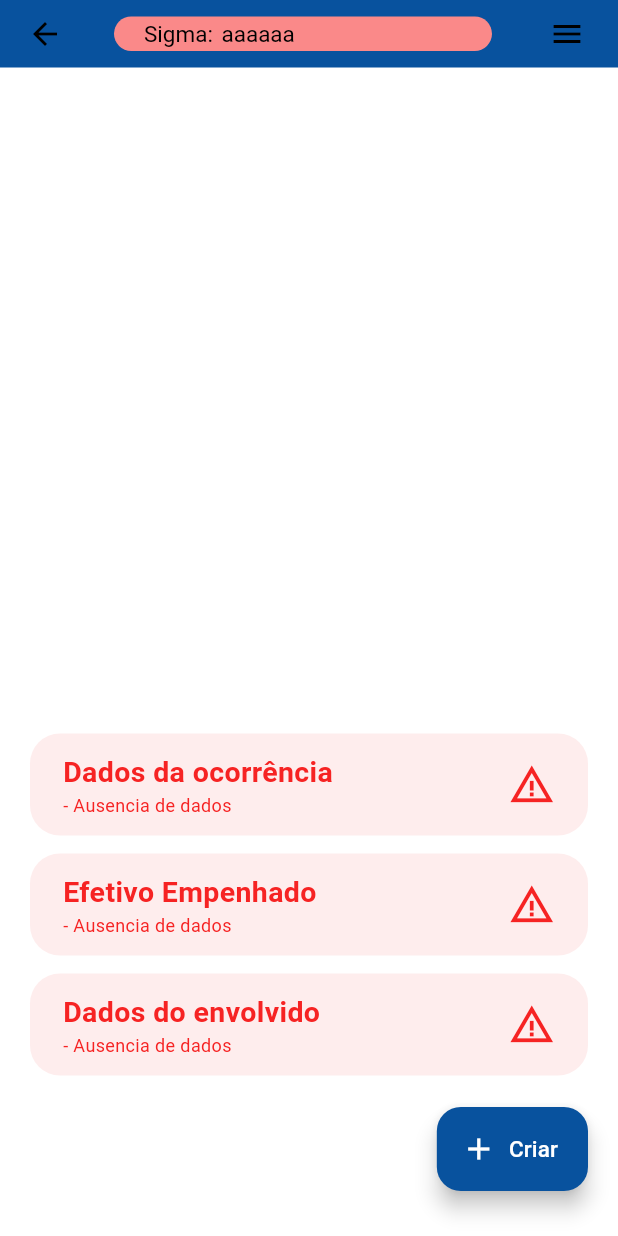
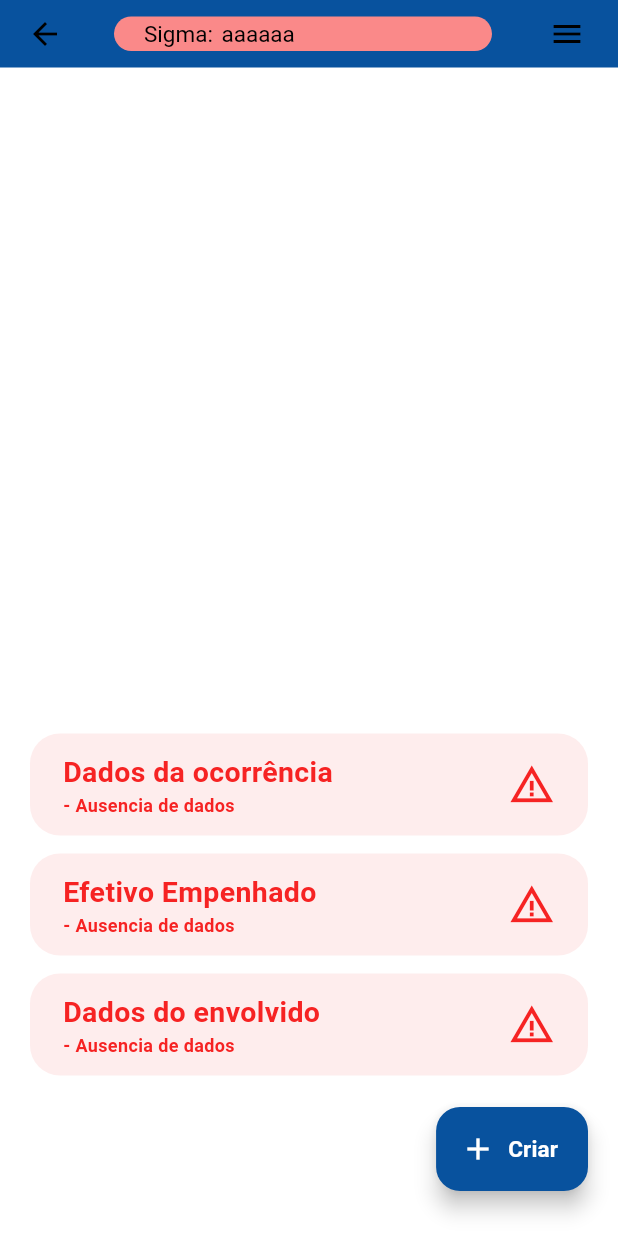
Before and after one commit to Leonel-Santos1/PDM_Projetct, a Flutter app: the BOPage screen opened by its route, on a phone screen of 412 x 824 dp. Run offline on Flutter 3.47's test engine with Material 3 defaults, Android fonts, the phone set to English and light mode, and no system bars; our stand-ins replace google_fonts; Roboto replaces fonts that are missing (Plus Jakarta Sans); project files that could hold a hidden picture were left out.

Commit message:
Organização das pastas e criação do widget AppText

```diff
--- a/lib/pages/BOPage.dart
+++ b/lib/module/bopm/page/BOPage.dart
@@ -1,7 +1,8 @@
 import 'package:flutter/material.dart';
-import 'package:pdm_pm/widgets/app/AppBar.dart';
-import 'package:pdm_pm/widgets/app/AppBarForm.dart';
-import 'package:pdm_pm/widgets/app_color.dart';
+import 'package:pdm_pm/widgets/appbar/AppBarCardBO.dart';
+import 'package:pdm_pm/widgets/appbar/AppBarFormBO.dart';
+import 'package:pdm_pm/widgets/app/app_color.dart';
+import 'package:pdm_pm/widgets/text/AppText.dart';
 
 class BOPage extends StatefulWidget {
   const BOPage({super.key});
@@ -55,12 +56,10 @@ class _BOPageState extends State<BOPage> {
                       });
                    },
                    backgroundColor: Color(0xFF08529E),
-                   label: Text(
-                       'Criar',
-                       style: TextStyle(
-                         fontFamily: 'Plus Jakarta Sans',
-                         color: AppColor.white,
-                         fontSize: 15,)
+                   label: AppText.text(
+                     text: 'Criar',
+                     textColor: AppColor.white,
+                     textFontSize: 15
                    ),
                    icon: Icon(Icons.add, color: AppColor.white,),
                  ),
--- a/lib/pages/HomePage.dart
+++ b/lib/pages/home/HomePage.dart
@@ -1,9 +1,9 @@
 import 'package:flutter/material.dart';
 import 'package:google_fonts/google_fonts.dart';
 import 'package:pdm_pm/routes/routes.dart';
-import 'package:pdm_pm/widgets/app/AppButton.dart';
+import 'package:pdm_pm/widgets/button/AppButton.dart';
 import 'package:pdm_pm/widgets/CustomBottomSheet.dart';
-import 'package:pdm_pm/widgets/app_color.dart';
+import 'package:pdm_pm/widgets/app/app_color.dart';
 
 class HomePage extends StatelessWidget {
   const HomePage({super.key});
@@ -117,6 +117,7 @@ class HomePage extends StatelessWidget {
                         ],
                         onSubmit: (data) {
                           print("Dados: $data");
+                          Navigator.pushNamed(context, AppRoutes.bopm);
                           // data["local"] → String?
                           // data["bo"] → String
                           // data["despacho"] → String (pode estar vazio)
--- a/lib/pages/LoginPage.dart
+++ b/lib/pages/login/LoginPage.dart
@@ -1,7 +1,7 @@
 import 'package:flutter/material.dart';
 import 'package:google_fonts/google_fonts.dart';
 import 'package:pdm_pm/routes/routes.dart';
-import 'package:pdm_pm/widgets/app/AppButton.dart';
+import 'package:pdm_pm/widgets/button/AppButton.dart';
 import 'package:pdm_pm/widgets/AppTextInput.dart';
 
 class LoginPage extends StatelessWidget {
--- a/lib/routes/routes.dart
+++ b/lib/routes/routes.dart
@@ -1,7 +1,7 @@
 import 'package:flutter/material.dart';
-import 'package:pdm_pm/pages/LoginPage.dart';
-import 'package:pdm_pm/pages/HomePage.dart';
-import 'package:pdm_pm/pages/BOPage.dart';
+import 'package:pdm_pm/pages/login/LoginPage.dart';
+import 'package:pdm_pm/pages/home/HomePage.dart';
+import 'package:pdm_pm/module/bopm/page/BOPage.dart';
 
 
 class AppRoutes {
--- a/lib/widgets/app/AppBar.dart
+++ b/lib/widgets/appbar/AppBarCardBO.dart
@@ -1,7 +1,7 @@
 import 'package:flutter/material.dart';
 import 'package:pdm_pm/routes/routes.dart';
-import 'package:pdm_pm/widgets/app/AppBarForm.dart';
-import 'package:pdm_pm/widgets/app_color.dart';
+import 'package:pdm_pm/widgets/appbar/AppBarFormBO.dart';
+import 'package:pdm_pm/widgets/app/app_color.dart';
 
 class Appbarpm extends StatelessWidget implements PreferredSizeWidget{
   final String pmText;
--- a/lib/widgets/app/AppBarForm.dart
+++ b/lib/widgets/appbar/AppBarFormBO.dart
@@ -1,6 +1,7 @@
 import 'package:flutter/material.dart';
+import 'package:pdm_pm/widgets/text/AppText.dart';
 
-import '../app_color.dart';
+import '../app/app_color.dart';
 
 class AppBarForm extends StatefulWidget{
   final String title;
@@ -9,16 +10,19 @@ class AppBarForm extends StatefulWidget{
   const AppBarForm({super.key, required this.title, this.description});
 
   @override
-  State<AppBarForm> createState() => AppBarFormState();
+  State<AppBarForm> createState() => _AppBarFormState();
 }
 
-class AppBarFormState extends State<AppBarForm> {
+class _AppBarFormState extends State<AppBarForm> {
   @override
   Widget build(BuildContext context) {
+    Color red = Color(0xFFF62323);
+    Color whitePink = Color(0xFFFEEDED);
+
     return Container(
           padding: EdgeInsets.symmetric(vertical: 12, horizontal: 22),
           decoration: BoxDecoration(
-            color: Color(0xFFFEEDED),
+            color: whitePink,
             borderRadius: BorderRadius.circular(20)
           ),
           margin: EdgeInsets.symmetric(vertical: 6),
@@ -30,35 +34,26 @@ class AppBarFormState extends State<AppBarForm> {
                     mainAxisAlignment: MainAxisAlignment.spaceBetween,
                     crossAxisAlignment: CrossAxisAlignment.start,
                     children: [
-                      Text(
-                        widget.title,
-                        maxLines: 1,
-                        softWrap: true,
-                        style: TextStyle(
-                            fontFamily: 'Plus Jakarta Sans',
-                            fontWeight: FontWeight.bold,
-                            color: Color(0xFFF62323),
-                            fontSize: 19
-                        ),
+                      AppText.text(
+                        text: widget.title,
+                        oneLine: true,
+                        textColor: red,
+                        textFontSize: 19,
                       ),
                       if(widget.description != null)
-                        Text(
-                          '- ${widget.description}',
-                          maxLines: 1,
-                          softWrap: true,
-                          style: TextStyle(
-                              fontFamily: 'Plus Jakarta Sans',
-                              color: Color(0xFFF62323),
-                              fontSize: 12
-                          ),
+                        AppText.text(
+                          text:  '- ${widget.description}',
+                          oneLine: true,
+                          textColor: red,
+                          textFontSize: 12,
                         ),
                     ],
                   )
               ),
               SizedBox(width: 13,),
               Icon(
-                  Icons.warning_amber,
-                  color: Color(0xFFF62323),
+                Icons.warning_amber,
+                color: Color(0xFFF62323),
                 size: 31,
               )
             ],
--- /dev/null
+++ b/lib/widgets/text/AppText.dart
@@ -0,0 +1,25 @@
+import 'package:flutter/cupertino.dart';
+import 'package:flutter/material.dart';
+
+class AppText{
+  //Widget para texto
+  static Widget text({
+    required String text,
+    Color? textColor,
+    double? textFontSize,
+    FontWeight? textFontWeight,
+    bool oneLine = false
+  }){
+    return Text(
+      text,
+      maxLines: oneLine ? 1: null,
+      softWrap: oneLine ? true: false,
+      style: TextStyle(
+        fontFamily: 'Plus Jakarta Sans',
+        fontWeight: textFontWeight ?? FontWeight.bold,
+        color: textColor ?? Colors.white,
+        fontSize: textFontSize ?? 16
+      ),
+    );
+  }
+}
```
Also changed, not shown: lib/widgets/app/AppIcon.dart (renamed from lib/widgets/AppIcon.dart), lib/widgets/app/app_color.dart (renamed from lib/widgets/app_color.dart), lib/widgets/button/AppButton.dart (renamed from lib/widgets/app/AppButton.dart).
